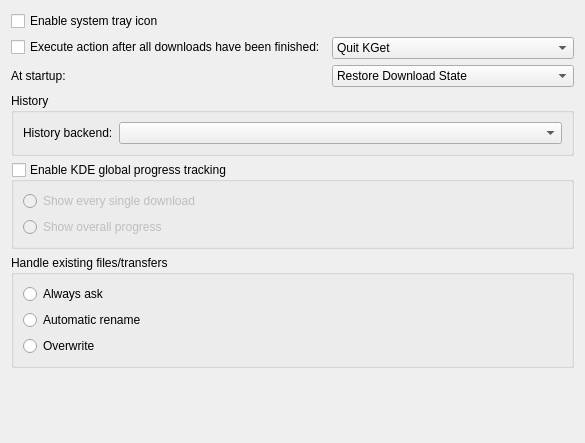
First picture: the form in conf/dlgadvanced.ui, repository KDE/kget, before the edit.
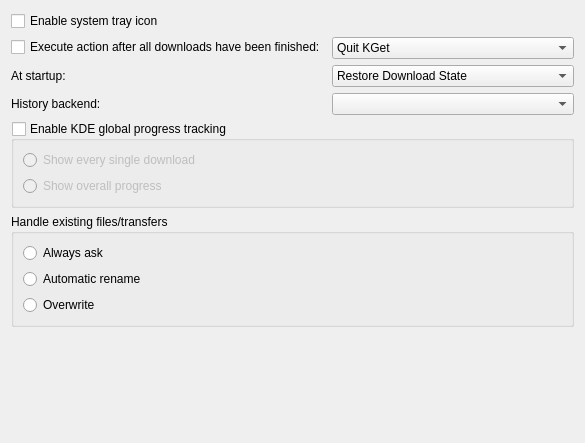
Second picture: the form after the edit. Custom widgets are drawn as their Qt base class.

Commit message: remove history group box

Diff of the .ui file:
```diff
--- a/conf/dlgadvanced.ui
+++ b/conf/dlgadvanced.ui
@@ -62,26 +62,17 @@
        </item>
       </widget>
      </item>
-    </layout>
-   </item>
-   <item>
-    <widget class="QGroupBox" name="groupBox">
-     <property name="title">
-      <string>History</string>
-     </property>
-     <layout class="QFormLayout" name="formLayout">
-      <item row="0" column="0">
+     <item row="2" column="1">
+      <widget class="KComboBox" name="kcfg_HistoryBackend"/>
+     </item>
+     <item row="2" column="0">
        <widget class="QLabel" name="label">
         <property name="text">
          <string>History backend:</string>
         </property>
        </widget>
       </item>
-      <item row="0" column="1">
-       <widget class="KComboBox" name="kcfg_HistoryBackend"/>
-      </item>
-     </layout>
-    </widget>
+    </layout>
    </item>
    <item>
     <widget class="QGroupBox" name="kcfg_EnableKUIServerIntegration">
```
Lines whose indentation alone changed are shown as unchanged.
